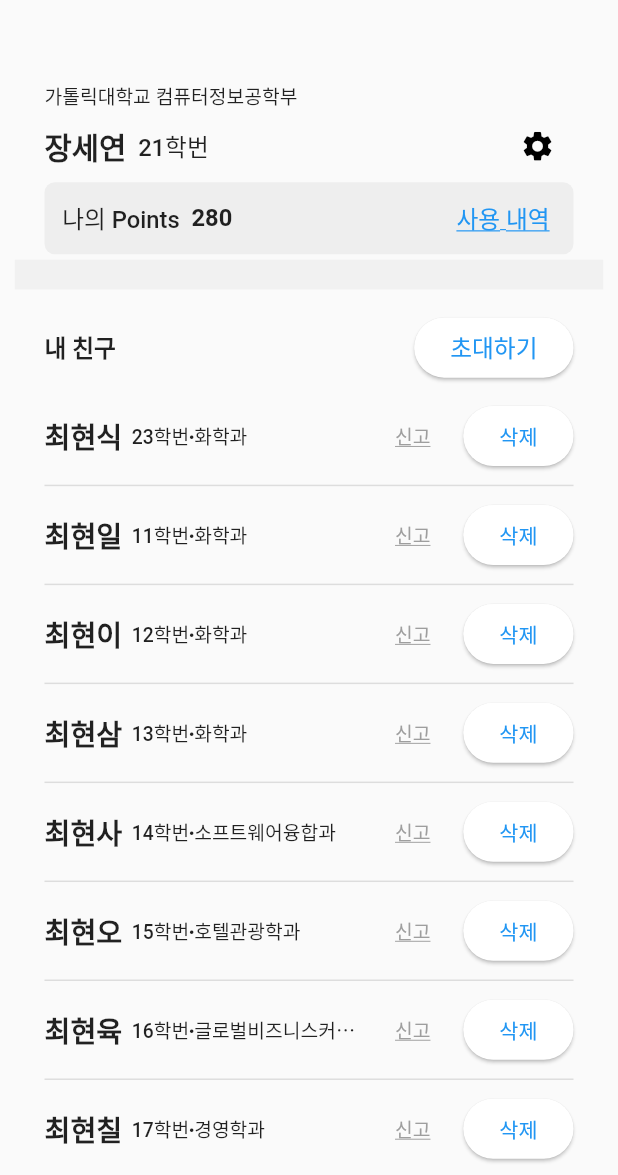
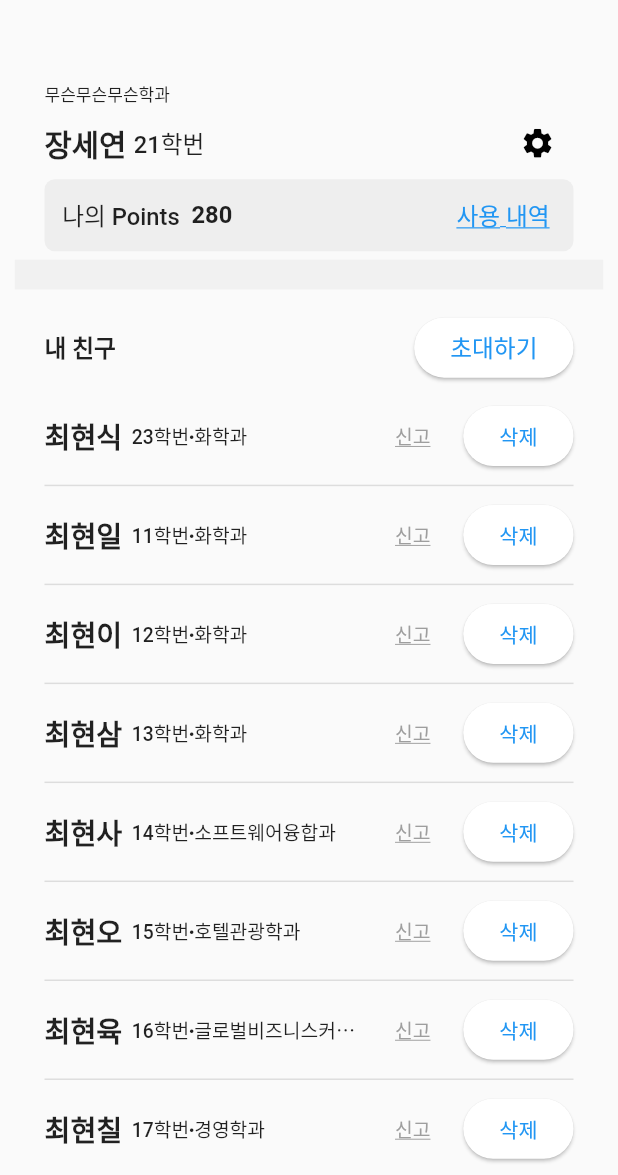
Before and after one commit to SeyeonJang/NDaeSaeng, a Flutter app: the screen it shows after launch, swiped to page 3, on a phone screen of 412 x 824 dp, the part 61-1236 px from its top. Run offline on Flutter 3.47's test engine with Material 2 defaults, Android fonts, the phone set to English and light mode, and no system bars; our stand-ins replace flutter_bloc, flutter_typeahead, hydrated_bloc, image_picker, timeago; missing offline and left inert: kakao_flutter_sdk.

Commit message:
refact: [#6] 개선 진행중

```diff
--- a/lib/src/presentation/mypage/my_page_landing.dart
+++ b/lib/src/presentation/mypage/my_page_landing.dart
@@ -23,20 +23,14 @@ class _MyPageLandingState extends State<MyPageLanding> {
 
   @override
   Widget build(BuildContext context) {
-    return Scaffold(
-      body: SingleChildScrollView(
+    return SingleChildScrollView(
         child: Padding(
           padding: EdgeInsets.symmetric(
               vertical: SizeConfig.defaultSize * 2,
               horizontal: SizeConfig.defaultSize),
-          child: BlocBuilder<MyPagesCubit, MyPagesState>(
-            builder: (context, state) {
-              return MyPageLandingView();
-            }
-          ),
+          child: const MyPageLandingView(),
         ),
-      ),
-    );
+      );
   }
 }
 
@@ -76,11 +70,13 @@ class MyPageLandingView extends StatelessWidget {
                   Row(
                     mainAxisAlignment: MainAxisAlignment.start,
                     children: [
-                      Text("가톨릭대학교 컴퓨터정보공학부",
+                        Text(
+                        "무슨무슨무슨학과",
                         style: TextStyle(
-                          fontWeight: FontWeight.w500,
-                          fontSize: SizeConfig.defaultSize * 1.3,
-                        ),),
+                       fontWeight: FontWeight.w500,
+                         fontSize: SizeConfig.defaultSize * 1.15,
+                         ),
+                       ),
                     ],
                   ),
                   Row(
@@ -93,7 +89,8 @@ class MyPageLandingView extends StatelessWidget {
                               fontWeight: FontWeight.w700,
                               fontSize: SizeConfig.defaultSize * 2,
                             ),),
-                          Text("  21학번",
+                          const SizedBox(width: 5),
+                          Text("21학번",
                             style: TextStyle(
                               fontWeight: FontWeight.w500,
                               fontSize: SizeConfig.defaultSize * 1.6,
```
